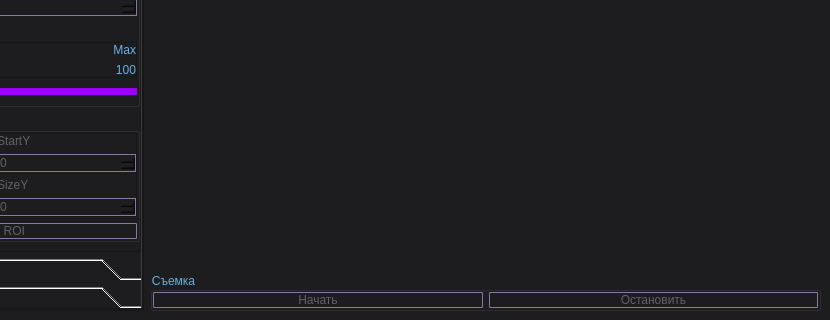
The window that project/mainwindow.ui (H4KC3R/AlgoDemon) describes before a commit, drawn with Qt 5; both pictures show x 156 to 986 and y 426 to 746 of the 986 by 746 pixel window.
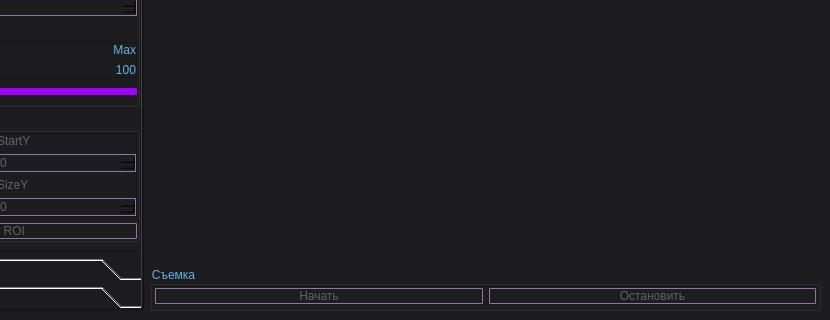
The same window after the commit. Icons and pictures are not drawn.

What changed in the file:
```diff
--- a/project/mainwindow.ui
+++ b/project/mainwindow.ui
@@ -34,7 +34,6 @@
     <font>
      <family>Segoe UI</family>
      <pointsize>12</pointsize>
-     <weight>50</weight>
      <italic>false</italic>
      <bold>false</bold>
     </font>
@@ -1808,16 +1807,16 @@
          </property>
          <layout class="QHBoxLayout" name="horizontalLayout_6">
           <property name="leftMargin">
-           <number>0</number>
+           <number>2</number>
           </property>
           <property name="topMargin">
-           <number>0</number>
+           <number>2</number>
           </property>
           <property name="rightMargin">
-           <number>0</number>
+           <number>2</number>
           </property>
           <property name="bottomMargin">
-           <number>0</number>
+           <number>4</number>
           </property>
           <item>
            <widget class="QPushButton" name="cameraStartCaptureButton">
```
Left out of the diff: 8 changed lines with no effect on the pictures.
